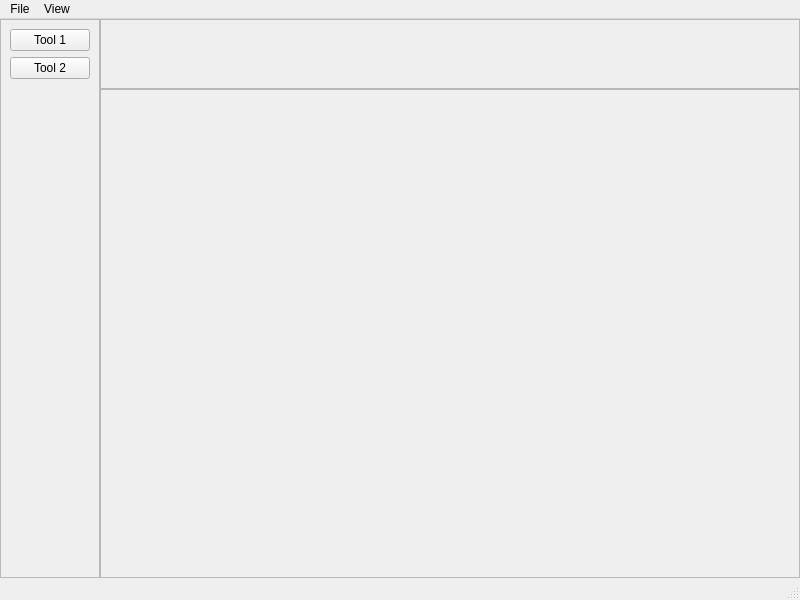
Clovis1444/DLCreator, file src/mainwindow.ui: the form before one commit.
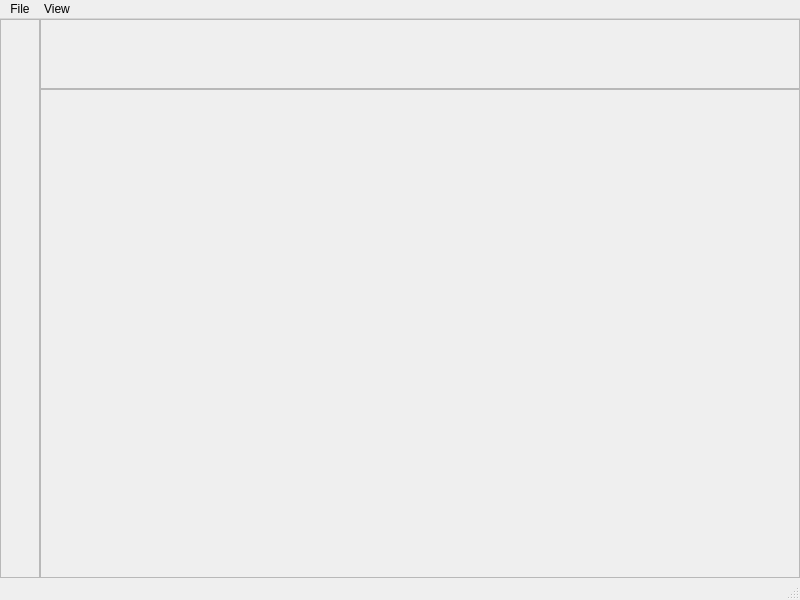
The form after the commit.

Commit message: feat: implement tools section: tool.h; collapsiblesection.h; toolwidget.h

```diff
--- a/src/mainwindow.ui
+++ b/src/mainwindow.ui
@@ -116,7 +116,7 @@
         <rect>
          <x>0</x>
          <y>0</y>
-         <width>698</width>
+         <width>758</width>
          <height>68</height>
         </rect>
        </property>
@@ -195,26 +195,6 @@
        <enum>QFrame::Shadow::Raised</enum>
       </property>
       <layout class="QVBoxLayout" name="verticalLayout">
-       <item>
-        <widget class="QPushButton" name="pushButton_3">
-         <property name="text">
-          <string>Tool 1</string>
-         </property>
-         <property name="default">
-          <bool>false</bool>
-         </property>
-         <property name="flat">
-          <bool>false</bool>
-         </property>
-        </widget>
-       </item>
-       <item>
-        <widget class="QPushButton" name="pushButton_4">
-         <property name="text">
-          <string>Tool 2</string>
-         </property>
-        </widget>
-       </item>
        <item>
         <spacer name="verticalSpacer">
          <property name="orientation">
```
The commit also changes 10 other files.
